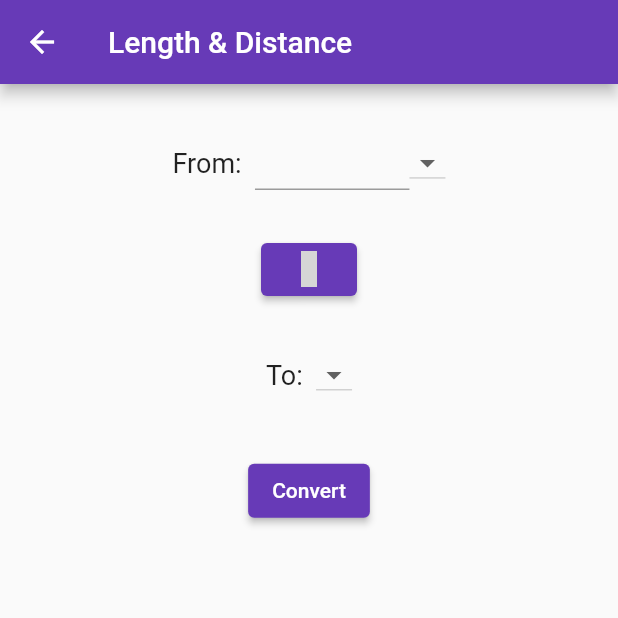
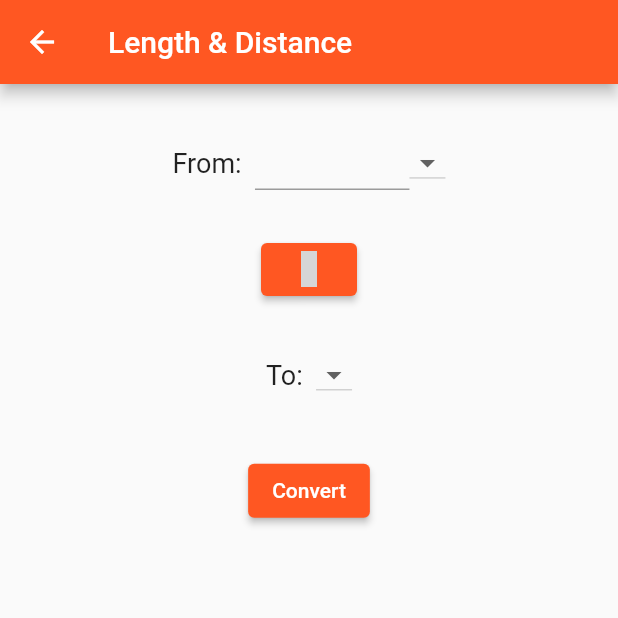
Before and after one commit to ebaustria/flutter_unit_converter, a Flutter app: the LengthScreen screen opened directly, on a phone screen of 412 x 824 dp, the top half of it. Run offline on Flutter 3.47's test engine with Material 2 defaults, Android fonts, the phone set to English and light mode, and no system bars; our stand-ins replace material_design_icons_flutter; missing offline and left inert: units_converter; grey boxes are pictures that could not be loaded.

Commit message:
Change theme on tab change

```diff
--- a/lib/Widgets/conversionForm.dart
+++ b/lib/Widgets/conversionForm.dart
@@ -91,7 +91,7 @@ class _ConversionFormState extends State<ConversionForm> {
               flex: 1,
               child: ElevatedButton(
                   onPressed: swapUnits,
-                  child: const Icon(MdiIcons.swapHorizontal)
+                  child: const Icon(MdiIcons.swapVertical)
               ),
             ),
             Spacer(),
--- a/lib/Widgets/navBar.dart
+++ b/lib/Widgets/navBar.dart
@@ -7,9 +7,10 @@ import '../Screens/massScreen.dart';
 import '../Screens/temperatureScreen.dart';
 
 class NavBar extends StatefulWidget {
-  NavBar({Key? key, required this.title}) : super(key: key);
+  NavBar({Key? key, required this.title, required this.onIndexChanged}) : super(key: key);
 
   final String title;
+  final Function(int) onIndexChanged;
 
   @override
   _NavBarState createState() => _NavBarState();
@@ -31,6 +32,7 @@ class _NavBarState extends State<NavBar> {
   }
 
   void _onItemTapped(int value) {
+    widget.onIndexChanged(value);
     setState(() {
       _selectedIndex = value;
     });
--- a/lib/main.dart
+++ b/lib/main.dart
@@ -3,17 +3,42 @@ import 'package:flutter/material.dart';
 import 'Widgets/navBar.dart';
 
 void main() {
-  runApp(MyApp());
+  runApp(UnitConverterApp());
 }
 
-class MyApp extends StatelessWidget {
-  // This widget is the root of your application.
+class UnitConverterApp extends StatefulWidget {
+  UnitConverterApp({Key? key}) : super(key: key);
+
+  @override
+  _UnitConverterAppState createState() => _UnitConverterAppState();
+}
+
+class _UnitConverterAppState extends State<UnitConverterApp> {
+  int _selectedIndex = 0;
+  var _colors = [
+    Colors.deepOrange,
+    Colors.purple,
+    Colors.green,
+    Colors.indigo,
+  ];
+
+  void setTheme(int selectedIndex) {
+    setState(() {
+      _selectedIndex = selectedIndex;
+    });
+  }
+
+  @override
+  void initState() {
+    super.initState();
+  }
+
   @override
   Widget build(BuildContext context) {
     return MaterialApp(
       title: 'Unit Converter',
-      theme: ThemeData(primarySwatch: Colors.deepPurple,),
-      home: NavBar(title: 'Unit Converter'),
+      theme: ThemeData(primarySwatch: _colors[_selectedIndex]),
+      home: NavBar(title: 'Unit Converter', onIndexChanged: setTheme),
     );
   }
 }
```
Also changed, not shown: 1 other file.
